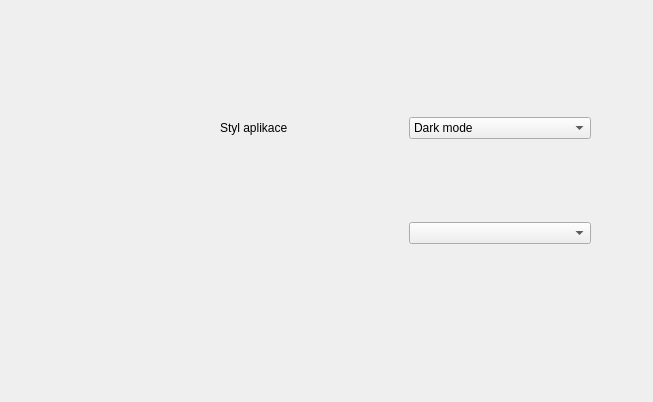
Above: PPPart/nastaveni.ui from Vcpavel31/PPPart before the change. Below: the same form after it.
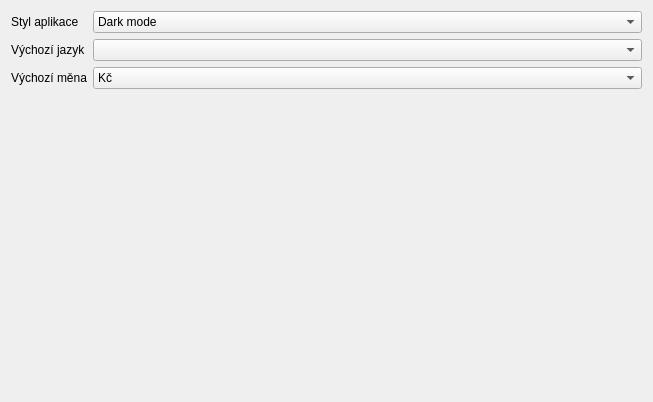
That is the form after the change.

The edit to the form file:
```diff
--- a/PPPart/nastaveni.ui
+++ b/PPPart/nastaveni.ui
@@ -13,16 +13,14 @@
   <property name="windowTitle">
    <string>Dialog</string>
   </property>
-  <widget class="QWidget" name="gridLayoutWidget">
-   <property name="geometry">
-    <rect>
-     <x>220</x>
-     <y>40</y>
-     <width>371</width>
-     <height>281</height>
-    </rect>
-   </property>
-   <layout class="QGridLayout" name="gridLayout">
+  <layout class="QFormLayout" name="formLayout">
+   <item row="0" column="0">
+    <widget class="QLabel" name="label">
+     <property name="text">
+      <string>Styl aplikace</string>
+     </property>
+    </widget>
+   </item>
     <item row="0" column="1">
      <widget class="QComboBox" name="comboBox">
       <item>
@@ -37,18 +35,48 @@
       </item>
      </widget>
     </item>
-    <item row="0" column="0">
-     <widget class="QLabel" name="label">
-      <property name="text">
-       <string>Styl aplikace</string>
-      </property>
-     </widget>
-    </item>
     <item row="1" column="1">
      <widget class="QComboBox" name="comboBox_2"/>
     </item>
-   </layout>
-  </widget>
+   <item row="1" column="0">
+    <widget class="QLabel" name="label_2">
+     <property name="text">
+      <string>Výchozí jazyk</string>
+     </property>
+    </widget>
+   </item>
+   <item row="2" column="0">
+    <widget class="QLabel" name="label_3">
+     <property name="text">
+      <string>Výchozí měna</string>
+     </property>
+    </widget>
+   </item>
+   <item row="2" column="1">
+    <widget class="QComboBox" name="comboBox_3">
+     <item>
+      <property name="text">
+       <string>Kč</string>
+      </property>
+     </item>
+     <item>
+      <property name="text">
+       <string>€</string>
+      </property>
+     </item>
+     <item>
+      <property name="text">
+       <string>$</string>
+      </property>
+     </item>
+     <item>
+      <property name="text">
+       <string>£</string>
+      </property>
+     </item>
+    </widget>
+   </item>
+  </layout>
  </widget>
  <resources/>
  <connections/>
```
Lines whose indentation alone changed are shown as unchanged.
